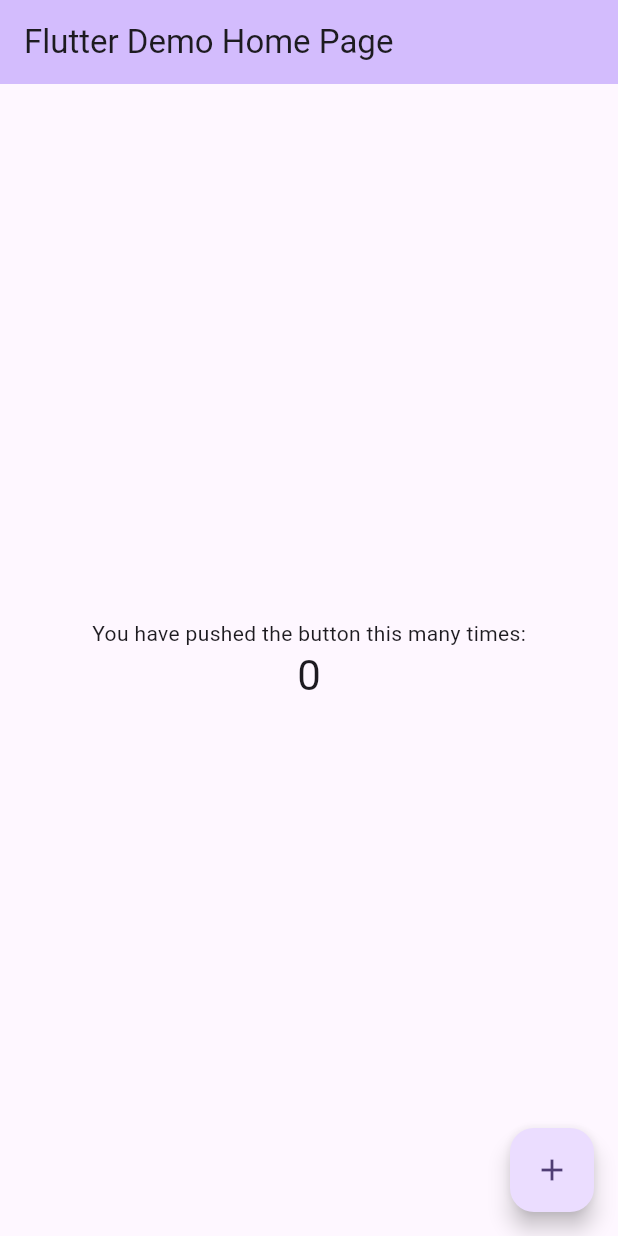
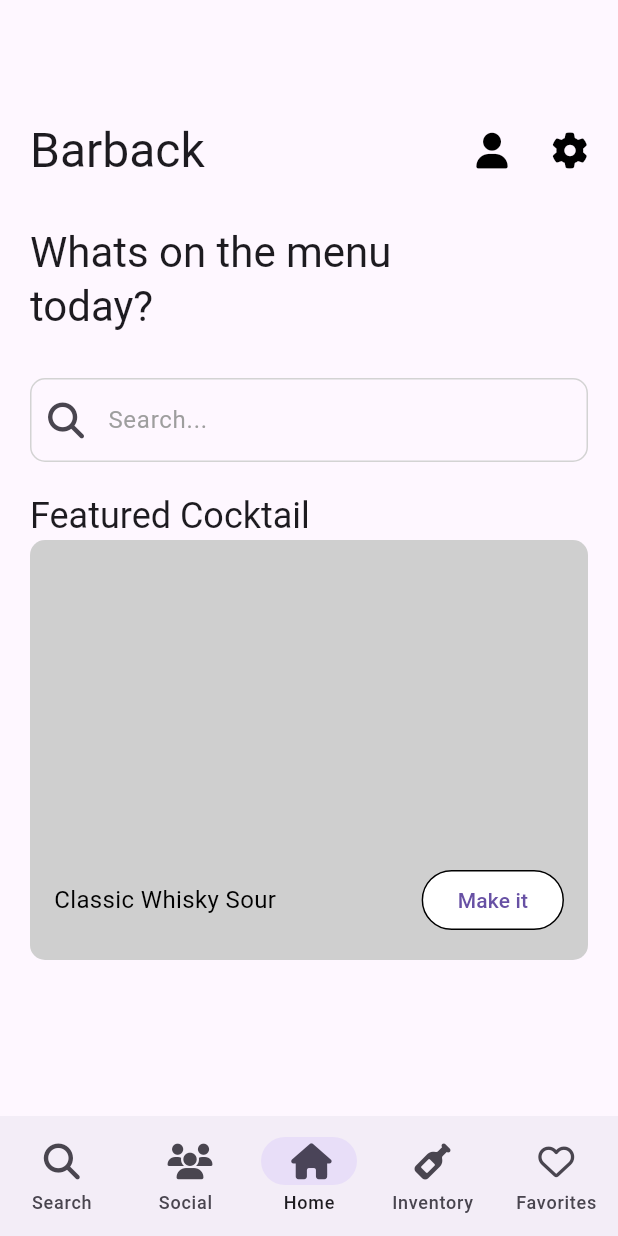
Before and after one commit to stewAnderson/barback, a Flutter app: the screen it shows after launch, on a phone screen of 412 x 824 dp. Run offline on Flutter 3.47's test engine with Material 3 defaults, Android fonts, the phone set to English and light mode, and no system bars; our stand-ins replace font_awesome_flutter, google_fonts.

Commit message:
filled out home, stateless navigaion, routes

```diff
--- /dev/null
+++ b/lib/home/home.dart
@@ -0,0 +1,126 @@
+import 'package:flutter/material.dart';
+import 'package:flutter_projects/shared/bottom_nav.dart';
+import 'package:font_awesome_flutter/font_awesome_flutter.dart';
+
+class HomeScreen extends StatelessWidget {
+  const HomeScreen({super.key});
+
+  @override
+  Widget build(BuildContext context) {
+    return Scaffold(
+      bottomNavigationBar: const BottomNavBar(),
+      body: Padding(
+        padding: const EdgeInsets.all(20.0), // Set padding to 20
+        child: Column(
+          children: [
+            Container(
+              padding: const EdgeInsets.only(
+                top: 60.0, // Increase top padding
+                bottom: 10.0,
+              ), // Add padding
+              child: Row(
+                mainAxisAlignment: MainAxisAlignment.spaceBetween,
+                children: [
+                  Text(
+                    'Barback',
+                    style: Theme.of(context).textTheme.headlineLarge,
+                  ),
+                  const Row(
+                    children: [
+                      Icon(FontAwesomeIcons.solidUser, color: Colors.black),
+                      SizedBox(width: 28),
+                      Icon(FontAwesomeIcons.gear, color: Colors.black),
+                    ],
+                  ),
+                ],
+              ),
+            ),
+            Container(
+              padding: const EdgeInsets.only(top: 20.0, bottom: 10.0),
+              alignment: Alignment.centerLeft, // Align text to the left
+              child: SizedBox(
+                width: MediaQuery.of(context).size.width *
+                    2 /
+                    3, // Set width to 2/3 of the screen width
+                child: Text(
+                  'Whats on the menu today?',
+                  style: Theme.of(context).textTheme.headlineMedium,
+                ),
+              ),
+            ),
+            Container(
+              padding: const EdgeInsets.only(top: 20.0),
+              child: TextField(
+                decoration: InputDecoration(
+                  hintText: 'Search...',
+                  hintStyle: const TextStyle(
+                      color: Colors.grey), // Change hint text color
+                  prefixIcon: const Icon(FontAwesomeIcons.magnifyingGlass),
+                  enabledBorder: OutlineInputBorder(
+                    borderRadius: BorderRadius.circular(10.0),
+                    borderSide: const BorderSide(
+                        color: Color.fromARGB(255, 211, 211, 211)),
+                  ),
+                ),
+              ),
+            ),
+            Container(
+              padding: const EdgeInsets.only(top: 20.0),
+              child: Column(
+                crossAxisAlignment: CrossAxisAlignment.start,
+                children: [
+                  Text(
+                    'Featured Cocktail',
+                    style: Theme.of(context).textTheme.headlineSmall,
+                  ),
+                  ClipRRect(
+                    borderRadius: BorderRadius.circular(
+                        10.0), // Set desired border radius
+                    child: Container(
+                      padding: const EdgeInsets.all(16.0),
+                      color: const Color.fromARGB(255, 207, 207, 207),
+                      width: double
+                          .infinity, // Set width to fill the available space
+                      child: Column(
+                        children: [
+                          const SizedBox(
+                            height: 200,
+                            width: double.infinity,
+                          ),
+                          Row(
+                            mainAxisAlignment: MainAxisAlignment.spaceBetween,
+                            children: [
+                              const Text(
+                                'Classic Whisky Sour',
+                                style: TextStyle(
+                                  fontSize: 16.0,
+                                  color: Colors.black,
+                                ),
+                              ),
+                              OutlinedButton(
+                                onPressed:
+                                    () {}, // Empty function for placeholder
+                                style: OutlinedButton.styleFrom(
+                                  backgroundColor:
+                                      Colors.white, // Button background color
+                                  side: const BorderSide(
+                                      color: Colors.black), // Border color
+                                ),
+                                child: const Text('Make it'),
+                              ),
+                            ],
+                          )
+                          // Image.asset('lib/assets/images/sour.jpg'),
+                        ],
+                      ),
+                    ),
+                  ),
+                ],
+              ),
+            ),
+          ],
+        ),
+      ),
+    );
+  }
+}
--- a/lib/main.dart
+++ b/lib/main.dart
@@ -1,4 +1,9 @@
 import 'package:flutter/material.dart';
+import 'package:flutter_projects/home/home.dart';
+import 'package:flutter_projects/search/search.dart';
+import 'package:flutter_projects/social/social.dart';
+import 'package:flutter_projects/inventory/inventory.dart';
+import 'package:flutter_projects/favorites/favorites.dart';
 
 void main() {
   runApp(const MyApp());
@@ -7,119 +12,21 @@ void main() {
 class MyApp extends StatelessWidget {
   const MyApp({super.key});
 
-  // This widget is the root of your application.
   @override
   Widget build(BuildContext context) {
     return MaterialApp(
       title: 'Flutter Demo',
       theme: ThemeData(
-        // This is the theme of your application.
-        //
-        // TRY THIS: Try running your application with "flutter run". You'll see
-        // the application has a purple toolbar. Then, without quitting the app,
-        // try changing the seedColor in the colorScheme below to Colors.green
-        // and then invoke "hot reload" (save your changes or press the "hot
-        // reload" button in a Flutter-supported IDE, or press "r" if you used
-        // the command line to start the app).
-        //
-        // Notice that the counter didn't reset back to zero; the application
-        // state is not lost during the reload. To reset the state, use hot
-        // restart instead.
-        //
-        // This works for code too, not just values: Most code changes can be
-        // tested with just a hot reload.
-        colorScheme: ColorScheme.fromSeed(seedColor: Colors.deepPurple),
-        useMaterial3: true,
+        primarySwatch: Colors.blue,
       ),
-      home: const MyHomePage(title: 'Flutter Demo Home Page'),
+      initialRoute: '/',
+      routes: {
+        '/': (context) => const HomeScreen(),
+        '/search': (context) => const SearchScreen(),
+        '/social': (context) => const SocialScreen(),
+        '/inventory': (context) => const InventoryScreen(),
+        '/favorites': (context) => const FavoritesScreen(),
+      },
     );
   }
 }
-
-class MyHomePage extends StatefulWidget {
-  const MyHomePage({super.key, required this.title});
-
-  // This widget is the home page of your application. It is stateful, meaning
-  // that it has a State object (defined below) that contains fields that affect
-  // how it looks.
-
-  // This class is the configuration for the state. It holds the values (in this
-  // case the title) provided by the parent (in this case the App widget) and
-  // used by the build method of the State. Fields in a Widget subclass are
-  // always marked "final".
-
-  final String title;
-
-  @override
-  State<MyHomePage> createState() => _MyHomePageState();
-}
-
-class _MyHomePageState extends State<MyHomePage> {
-  int _counter = 0;
-
-  void _incrementCounter() {
-    setState(() {
-      // This call to setState tells the Flutter framework that something has
-      // changed in this State, which causes it to rerun the build method below
-      // so that the display can reflect the updated values. If we changed
-      // _counter without calling setState(), then the build method would not be
-      // called again, and so nothing would appear to happen.
-      _counter++;
-    });
-  }
-
-  @override
-  Widget build(BuildContext context) {
-    // This method is rerun every time setState is called, for instance as done
-    // by the _incrementCounter method above.
-    //
-    // The Flutter framework has been optimized to make rerunning build methods
-    // fast, so that you can just rebuild anything that needs updating rather
-    // than having to individually change instances of widgets.
-    return Scaffold(
-      appBar: AppBar(
-        // TRY THIS: Try changing the color here to a specific color (to
-        // Colors.amber, perhaps?) and trigger a hot reload to see the AppBar
-        // change color while the other colors stay the same.
-        backgroundColor: Theme.of(context).colorScheme.inversePrimary,
-        // Here we take the value from the MyHomePage object that was created by
-        // the App.build method, and use it to set our appbar title.
-        title: Text(widget.title),
-      ),
-      body: Center(
-        // Center is a layout widget. It takes a single child and positions it
-        // in the middle of the parent.
-        child: Column(
-          // Column is also a layout widget. It takes a list of children and
-          // arranges them vertically. By default, it sizes itself to fit its
-          // children horizontally, and tries to be as tall as its parent.
-          //
-          // Column has various properties to control how it sizes itself and
-          // how it positions its children. Here we use mainAxisAlignment to
-          // center the children vertically; the main axis here is the vertical
-          // axis because Columns are vertical (the cross axis would be
-          // horizontal).
-          //
-          // TRY THIS: Invoke "debug painting" (choose the "Toggle Debug Paint"
-          // action in the IDE, or press "p" in the console), to see the
-          // wireframe for each widget.
-          mainAxisAlignment: MainAxisAlignment.center,
-          children: <Widget>[
-            const Text(
-              'You have pushed the button this many times:',
-            ),
-            Text(
-              '$_counter',
-              style: Theme.of(context).textTheme.headlineMedium,
-            ),
-          ],
-        ),
-      ),
-      floatingActionButton: FloatingActionButton(
-        onPressed: _incrementCounter,
-        tooltip: 'Increment',
-        child: const Icon(Icons.add),
-      ), // This trailing comma makes auto-formatting nicer for build methods.
-    );
-  }
-}
--- /dev/null
+++ b/lib/routes/routes.dart
@@ -0,0 +1,12 @@
+import 'package:flutter_projects/home/home.dart';
+import 'package:flutter_projects/inventory/inventory.dart';
+import 'package:flutter_projects/recipe/recipe.dart';
+import 'package:flutter_projects/social/social.dart';
+
+var appRoutes = {
+  '/': (context) => const HomeScreen(),
+  '/inventory': (context) => const InventoryScreen(),
+  '/recipe': (context) => const RecipeScreen(),
+  '/social': (context) => const SocialScreen(),
+  'favorites': (context) => const HomeScreen(),
+};
--- /dev/null
+++ b/lib/shared/bottom_nav.dart
@@ -0,0 +1,64 @@
+import 'package:flutter/material.dart';
+import 'package:font_awesome_flutter/font_awesome_flutter.dart';
+
+class BottomNavBar extends StatefulWidget {
+  const BottomNavBar({super.key});
+
+  @override
+  State<BottomNavBar> createState() => _BottomNavBarState();
+}
+
+class _BottomNavBarState extends State<BottomNavBar> {
+  int myIndex = 2;
+
+  @override
+  Widget build(BuildContext context) {
+    return NavigationBar(
+      selectedIndex: myIndex,
+      onDestinationSelected: (int index) {
+        setState(() {
+          myIndex = index;
+        });
+        switch (index) {
+          case 0:
+            Navigator.pushNamed(context, '/search');
+            break;
+          case 1:
+            Navigator.pushNamed(context, '/social');
+            break;
+          case 2:
+            Navigator.pushNamed(context, '/');
+            break;
+          case 3:
+            Navigator.pushNamed(context, '/inventory');
+            break;
+          case 4:
+            Navigator.pushNamed(context, '/favorites');
+            break;
+        }
+      },
+      destinations: const <NavigationDestination>[
+        NavigationDestination(
+          icon: Icon(FontAwesomeIcons.magnifyingGlass),
+          label: 'Search',
+        ),
+        NavigationDestination(
+          icon: Icon(FontAwesomeIcons.users),
+          label: 'Social',
+        ),
+        NavigationDestination(
+          icon: Icon(FontAwesomeIcons.house),
+          label: 'Home',
+        ),
+        NavigationDestination(
+          icon: Icon(FontAwesomeIcons.wineBottle),
+          label: 'Inventory',
+        ),
+        NavigationDestination(
+          icon: Icon(FontAwesomeIcons.heart),
+          label: 'Favorites',
+        ),
+      ],
+    );
+  }
+}
--- /dev/null
+++ b/lib/shared/shared.dart
@@ -0,0 +1 @@
+// export shared imports
```
Also changed, not shown: lib/favorites/favorites.dart (added, +17 -0 lines), lib/inventory/inventory.dart (added, +17 -0 lines), lib/recipe/recipe.dart (added, +14 -0 lines), lib/search/search.dart (added, +17 -0 lines), lib/social/social.dart (added, +17 -0 lines), lib/theme.dart (added, +22 -0 lines), pubspec.yaml (+4 -3 lines), lib/assets/images/sour.jpg (added), pubspec.lock, 4 other files.
